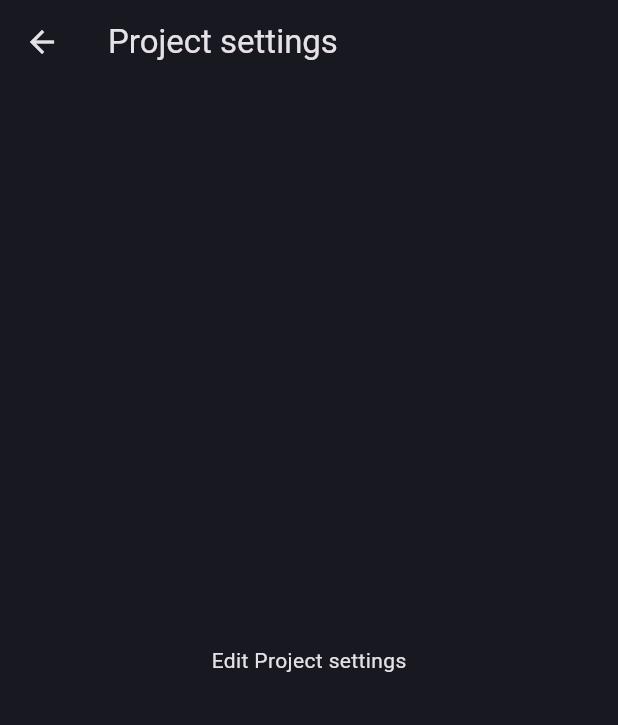
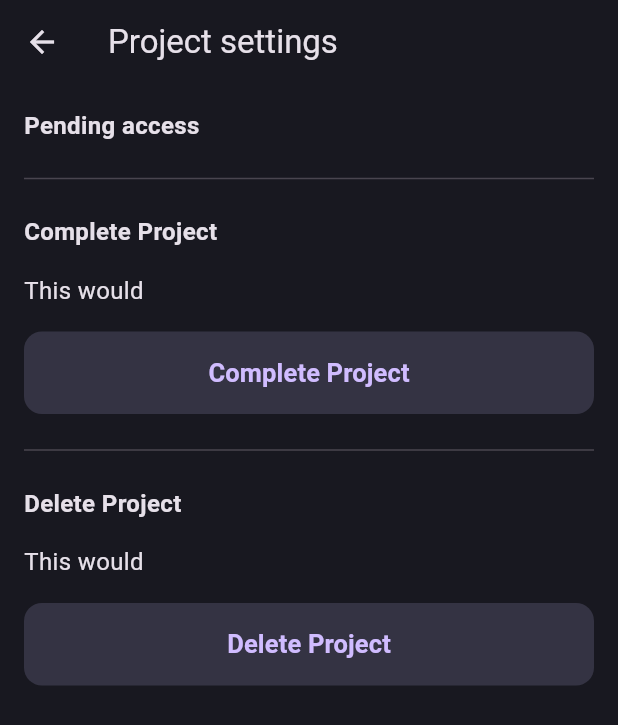
Before and after one commit to Olaoluwa99/site_board, a Flutter app: the ProjectSettings screen opened directly with empty values, on a phone screen of 412 x 824 dp. Shown: the top 725 px of the screen. Run offline on Flutter 3.47's test engine with Material 3 defaults, Android fonts, the phone set to English and light mode, and no system bars; our stand-ins replace dotted_border, fl_chart, flutter_bloc, fpdart, get_it, hive and 3 more; accounts and stored records are empty.

Commit message:
Modifying the View Project and Edit Project V3

```diff
--- a/lib/feature/projectSection/presentation/pages/edit_project_detail.dart
+++ b/lib/feature/projectSection/presentation/pages/edit_project_detail.dart
@@ -190,11 +190,6 @@ class _EditProjectDetailState extends State<EditProjectDetail> {
                 },
               ),
               SizedBox(height: 16),
-              Text(
-                'Pending access',
-                style: TextStyle(fontSize: 16, fontWeight: FontWeight.bold),
-              ),
-              SizedBox(height: 16),
               Divider(),
               SizedBox(height: 16),
               GradientButton(onClick: updateDetails, text: 'Update'),
--- a/lib/feature/projectSection/presentation/pages/project_settings.dart
+++ b/lib/feature/projectSection/presentation/pages/project_settings.dart
@@ -1,4 +1,5 @@
 import 'package:flutter/material.dart';
+import 'package:site_board/core/common/widgets/default_button.dart';
 
 import '../../domain/entities/project.dart';
 
@@ -22,7 +23,40 @@ class _ProjectSettingsState extends State<ProjectSettings> {
   Widget build(BuildContext context) {
     return Scaffold(
       appBar: AppBar(title: Text('Project settings')),
-      body: const Center(child: Text('Edit Project settings')),
+      body: Padding(
+        padding: const EdgeInsets.all(16.0),
+        child: Column(
+          crossAxisAlignment: CrossAxisAlignment.start,
+          children: [
+            Text(
+              'Pending access',
+              style: TextStyle(fontSize: 16, fontWeight: FontWeight.bold),
+            ),
+            SizedBox(height: 16),
+            Divider(),
+            SizedBox(height: 16),
+            Text(
+              'Complete Project',
+              style: TextStyle(fontSize: 16, fontWeight: FontWeight.bold),
+            ),
+            SizedBox(height: 16),
+            Text('This would', style: TextStyle(fontSize: 16)),
+            SizedBox(height: 16),
+            DefaultButton(onClick: () {}, text: 'Complete Project'),
+            SizedBox(height: 16),
+            Divider(),
+            SizedBox(height: 16),
+            Text(
+              'Delete Project',
+              style: TextStyle(fontSize: 16, fontWeight: FontWeight.bold),
+            ),
+            SizedBox(height: 16),
+            Text('This would', style: TextStyle(fontSize: 16)),
+            SizedBox(height: 16),
+            DefaultButton(onClick: () {}, text: 'Delete Project'),
+          ],
+        ),
+      ),
     );
   }
 }
```
